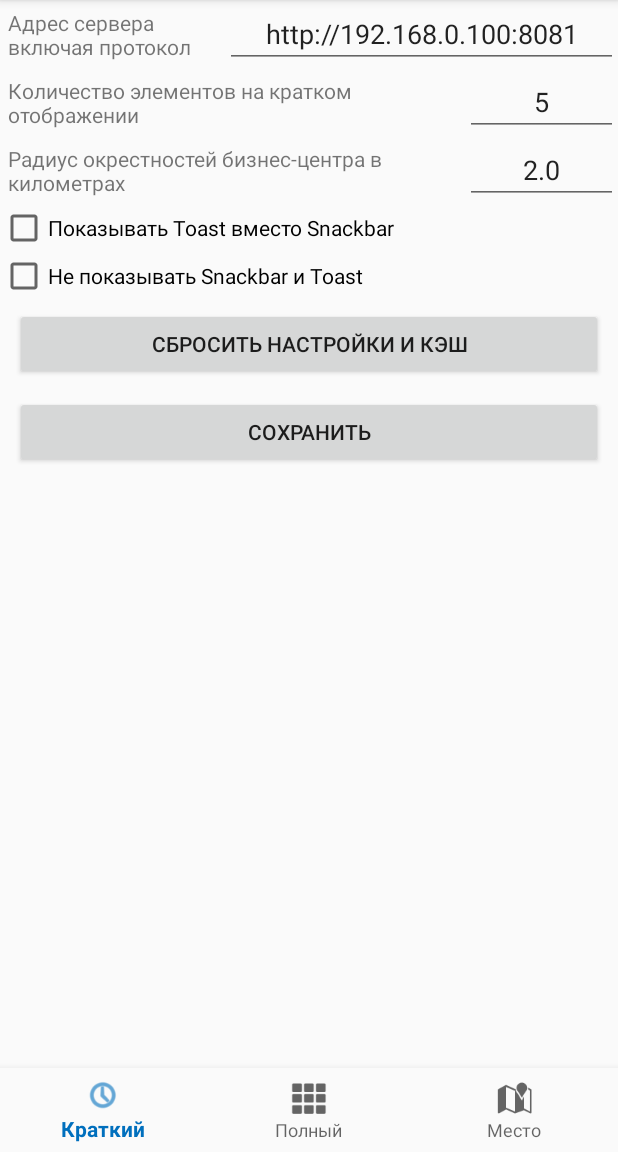
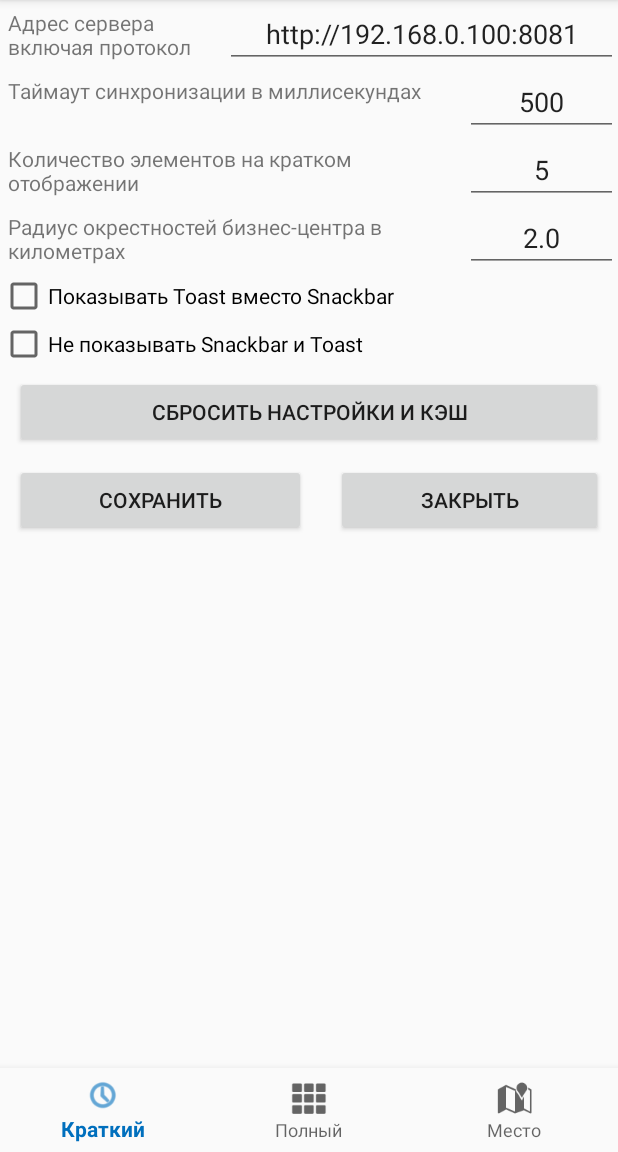
Before and after one commit to Donutellko/TechnopolisShuttle, an Android app: the screen it shows after launch (MainActivity), in the options menu, after a tap on "Настройки", on a phone screen of 412 x 824 dp, the part 84-1236 px from its top. Run offline under Robolectric (Android 15) with nearby library versions, the phone set to English and light mode, and no system bars.

Commit message:
Slose button in settings

```diff
--- a/app/src/main/java/com/donutellko/technopolisshuttle/FullScheduleView.java
+++ b/app/src/main/java/com/donutellko/technopolisshuttle/FullScheduleView.java
@@ -18,6 +18,7 @@ import com.donutellko.technopolisshuttle.DataLoader.STime;
 
 import static com.donutellko.technopolisshuttle.DataLoader.getCurrentTime;
 import static com.donutellko.technopolisshuttle.DataLoader.firstIsBefore;
+import static com.donutellko.technopolisshuttle.MainActivity.settings;
 import static com.donutellko.technopolisshuttle.MainActivity.timeTable;
 
 public class FullScheduleView extends SView {
@@ -26,11 +27,10 @@ public class FullScheduleView extends SView {
 	private boolean showPastState;
 	LinearLayout content;
 
-	public FullScheduleView(Context context, boolean showPastState) {
+	public FullScheduleView(Context context) {
 		super(context);
 
 		view = View.inflate(context, LAYOUT_RESOURCE, null);
-		this.showPastState = showPastState;
 
 		prepareView();
 	}
@@ -38,6 +38,7 @@ public class FullScheduleView extends SView {
 	@Override
 	public void prepareView() {
 		showPastCheckBox = view.findViewById(R.id.view_past);
+		showPastCheckBox.setChecked(settings.showPast);
 		showPastCheckBox.setOnCheckedChangeListener(mOnShowPastChangedListener);
 
 		content = view.findViewById(R.id.content);
--- a/app/src/main/java/com/donutellko/technopolisshuttle/MainActivity.java
+++ b/app/src/main/java/com/donutellko/technopolisshuttle/MainActivity.java
@@ -31,7 +31,7 @@ public class MainActivity extends AppCompatActivity {
 	DataLoader dataLoader;
 
 	static LinearLayout contentBlock; // Область контента (всё кроме нав. панели)
-	BottomNavigationView navigation;
+	static BottomNavigationView navigation;
 
 	static ShortScheduleView shortView;
 	static FullScheduleView fullView;
@@ -69,11 +69,11 @@ public class MainActivity extends AppCompatActivity {
 		timeTable = dataLoader.updateJsonInfo();
 
 		Context context = this;
-		shortView = new ShortScheduleView(context, settings, timeTable);
-		fullView =  new FullScheduleView (context, settings.showPast);
+		shortView = new ShortScheduleView(context);
+		fullView =  new FullScheduleView (context);
 		mapView =   new MapView(context, getFragmentManager(), coordsTechnopolis, coordsUnderground);
 
-		settingsView = new SettingsView(context, settings);
+		settingsView = new SettingsView(context);
 
 		changeView(settings.currentState);
 
@@ -186,7 +186,7 @@ public class MainActivity extends AppCompatActivity {
 		};
 	}
 
-	private void changeView(State state) {
+	public static void changeView(State state) {
 		Log.i("changeView", "Method called");
 		switch (state) {
 			case SHORT_VIEW: navigation.setSelectedItemId(R.id.navigation_short); break;
--- a/app/src/main/java/com/donutellko/technopolisshuttle/SettingsView.java
+++ b/app/src/main/java/com/donutellko/technopolisshuttle/SettingsView.java
@@ -14,15 +14,14 @@ import android.util.Log;
 
 public class SettingsView extends SView {
 	int LAYOUT_RESOURCE = R.layout.settings_layout;
-	Settings Settings;
-	EditText countOnShort, technoRadius, serverIp;
-	Button resetButton, saveButton;
+	Settings settings = Settings.singleton;
+	EditText countOnShort, technoRadius, serverIp, timeout;
+	Button resetButton, saveButton, closeButton;
 	CheckBox noSnackbar, useToast;
 
 
-	public SettingsView(Context context, Settings Settings) {
+	public SettingsView(Context context) {
 		super(context);
-		this.Settings = Settings;
 		prepareView();
 	}
 
@@ -31,15 +30,19 @@ public class SettingsView extends SView {
 		view = View.inflate(context, LAYOUT_RESOURCE, null);
 
 		serverIp = view.findViewById(R.id.server_ip);
-		serverIp.setText(Settings.serverIp + "");
+		serverIp.setText(settings.serverIp + "");
 		serverIp.setOnKeyListener(serverIpListener);
 
+		timeout = view.findViewById(R.id.timeout);
+		timeout.setText(settings.connection_timeout + "");
+		timeout.setOnKeyListener(timeoutListener);
+
 		countOnShort = view.findViewById(R.id.count_to_show_on_short);
-		countOnShort.setText(Settings.countToShowOnShort + "");
+		countOnShort.setText(settings.countToShowOnShort + "");
 		countOnShort.setOnKeyListener(countOnShortListener);
 
 		technoRadius = view.findViewById(R.id.techno_radius);
-		technoRadius.setText(Settings.distanceToShowFrom + "");
+		technoRadius.setText(settings.distanceToShowFrom + "");
 		technoRadius.setOnKeyListener(technoRadiusListener);
 
 
@@ -57,6 +60,10 @@ public class SettingsView extends SView {
 		saveButton = view.findViewById(R.id.save);
 		saveButton.setText("Сохранить");
 		saveButton.setOnClickListener(saveListener);
+
+		closeButton = view.findViewById(R.id.close);
+		closeButton.setText("Закрыть");
+		closeButton.setOnClickListener(closeListener);
 	}
 
 	@Override
@@ -71,8 +78,8 @@ public class SettingsView extends SView {
 		public boolean onKey(View view, int keyCode, KeyEvent keyEvent) {
 			if (keyEvent.getAction() == KeyEvent.ACTION_DOWN &&
 					(keyCode == KeyEvent.KEYCODE_ENTER)) {
-				Settings.countToShowOnShort = Integer.parseInt(countOnShort.getText() + "");
-				Log.i("editor", "lol " + Settings.countToShowOnShort);
+				settings.countToShowOnShort = Integer.parseInt(countOnShort.getText() + "");
+				Log.i("editor", "lol " + settings.countToShowOnShort);
 				MainActivity.viewNotifier("Сохранено!");
 				return true;
 			}
@@ -86,7 +93,7 @@ public class SettingsView extends SView {
 		public boolean onKey(View view, int keyCode, KeyEvent keyEvent) {
 			if (keyEvent.getAction() == KeyEvent.ACTION_DOWN &&
 					(keyCode == KeyEvent.KEYCODE_ENTER)) {
-				Settings.serverIp = serverIp.getText().toString();
+				settings.serverIp = serverIp.getText().toString();
 				Log.i("editor", "lol " + serverIp);
 				MainActivity.viewNotifier("Сохранено!");
 				return true;
@@ -95,14 +102,14 @@ public class SettingsView extends SView {
 		}
 	};
 
-	private EditText.OnKeyListener technoRadiusListener
+	private EditText.OnKeyListener timeoutListener
 			= new EditText.OnKeyListener() {
 		@Override
 		public boolean onKey(View view, int keyCode, KeyEvent keyEvent) {
 			if (keyEvent.getAction() == KeyEvent.ACTION_DOWN &&
 					(keyCode == KeyEvent.KEYCODE_ENTER)) {
-				Settings.distanceToShowFrom = Float.parseFloat(technoRadius.getText() + "");
-				Log.i("editor", "lol " + Settings.distanceToShowFrom);
+				settings.connection_timeout = Integer.parseInt(timeout.getText() + "");
+				Log.i("editor", "lol " + settings.connection_timeout);
 				MainActivity.viewNotifier("Сохранено!");
 				return true;
 			}
@@ -111,10 +118,25 @@ public class SettingsView extends SView {
 	};
 
 
+	private EditText.OnKeyListener technoRadiusListener
+			= new EditText.OnKeyListener() {
+		@Override
+		public boolean onKey(View view, int keyCode, KeyEvent keyEvent) {
+			if (keyEvent.getAction() == KeyEvent.ACTION_DOWN &&
+					(keyCode == KeyEvent.KEYCODE_ENTER)) {
+				settings.distanceToShowFrom = Float.parseFloat(technoRadius.getText() + "");
+				Log.i("editor", "lol " + settings.distanceToShowFrom);
+				MainActivity.viewNotifier("Сохранено!");
+				return true;
+			}
+			return false;
+		}
+	};
+
 	private Button.OnClickListener resetListener = new Button.OnClickListener() {
 		@Override
 		public void onClick(View view) {
-			Settings.reset();
+			settings.reset();
 			prepareView();
 		}
 	};
@@ -125,30 +147,38 @@ public class SettingsView extends SView {
 			if (technoRadius.getText().toString().equals("") || technoRadius.getText().toString().equals(""))
 				MainActivity.viewNotifier("Введены некорректные значения");
 			else {
-				Settings.distanceToShowFrom = Float.parseFloat(technoRadius.getText() + "");
-				Settings.countToShowOnShort = Integer.parseInt(countOnShort.getText() + "");
-				Settings.serverIp = serverIp.getText().toString();
+				settings.distanceToShowFrom = Float.parseFloat(technoRadius.getText() + "");
+				settings.connection_timeout = Integer.parseInt(timeout.getText() + "");
+				settings.countToShowOnShort = Integer.parseInt(countOnShort.getText() + "");
+				settings.serverIp = serverIp.getText().toString();
 
-				Settings.noSnackbar = noSnackbar.isChecked();
-				Settings.showToast = useToast.isChecked();
+				settings.noSnackbar = noSnackbar.isChecked();
+				settings.showToast = useToast.isChecked();
 
-				Settings.savePreferences(MainActivity.applicationContext);
+				settings.savePreferences(MainActivity.applicationContext);
 				MainActivity.viewNotifier("Сохранено!");
 			}
+		}
+	};
+
+	private Button.OnClickListener closeListener = new Button.OnClickListener() { //TODO: нормальная проверка
+		@Override
+		public void onClick(View view) {
+			MainActivity.changeView(settings.currentState);
 		}
 	};
 
 	private View.OnClickListener noSnackbarListener = new View.OnClickListener() {
 		@Override
 		public void onClick(View view) {
-			Settings.singleton.noSnackbar = noSnackbar.isChecked();
+			settings.singleton.noSnackbar = noSnackbar.isChecked();
 		}
 	};
 
 	private View.OnClickListener useToastListener = new View.OnClickListener() {
 		@Override
 		public void onClick(View view) {
-			Settings.singleton.showToast = useToast.isChecked();
+			settings.singleton.showToast = useToast.isChecked();
 		}
 	};
 }
--- a/app/src/main/java/com/donutellko/technopolisshuttle/ShortScheduleView.java
+++ b/app/src/main/java/com/donutellko/technopolisshuttle/ShortScheduleView.java
@@ -1,7 +1,5 @@
 package com.donutellko.technopolisshuttle;
 
-import android.support.design.widget.TabLayout;
-import android.util.Log;
 import android.widget.LinearLayout;
 import android.widget.ScrollView;
 import android.widget.ToggleButton;
@@ -12,7 +10,6 @@ import android.widget.TableRow;
 import android.widget.TextView;
 import android.content.Context;
 import android.widget.Spinner;
-import android.graphics.Color;
 import android.view.View;
 
 import java.util.List;
@@ -27,16 +24,14 @@ public class ShortScheduleView extends SView {
 			TOGGLE_FROM = R.id.toggle_from;
 	private int weekdaySelected;
 	private TableLayout table;
-	private Settings Settings;
+	private Settings settings = Settings.singleton;
 
 	ToggleButton toggleTo, toggleFrom;
 
-	public ShortScheduleView(Context context, Settings Settings, TimeTable timeTable) {
+	public ShortScheduleView(Context context) {
 		super(context);
 
 		view = View.inflate(context, LAYOUT_RESOURCE, null);
-
-		this.Settings  = Settings;
 
 		prepareView();
 	}
@@ -54,11 +49,11 @@ public class ShortScheduleView extends SView {
 
 		toggleTo = view.findViewById(TOGGLE_TO);
 		toggleTo.setOnClickListener(toggleToListener);
-		toggleTo.setChecked(Settings.showTo);
+		toggleTo.setChecked(settings.showTo);
 
 		toggleFrom = view.findViewById(TOGGLE_FROM);
 		toggleFrom.setOnClickListener(toggleFromListener);
-		toggleFrom.setChecked(!Settings.showTo);
+		toggleFrom.setChecked(!settings.showTo);
 
 		Spinner weekdaysSpinner = view.findViewById(R.id.spinner_weekdays);
 		ArrayAdapter<CharSequence> adapter =
@@ -79,12 +74,12 @@ public class ShortScheduleView extends SView {
 	public void updateView() {
 		DataLoader.STime now = getCurrentTime();
 
-		Settings.showTo = toggleTo.isChecked();
+		settings.showTo = toggleTo.isChecked();
 		table.removeAllViews();
 
-		List<TimeTable.ScheduleElement> after = MainActivity.timeTable.getTimeAfter(now, Settings.showTo, weekdaySelected);
+		List<TimeTable.ScheduleElement> after = MainActivity.timeTable.getTimeAfter(now, settings.showTo, weekdaySelected);
 
-		for (int i = 0; i < Math.min(after.size(), Settings.countToShowOnShort); i++)
+		for (int i = 0; i < Math.min(after.size(), settings.countToShowOnShort); i++)
 			table.addView(getTimeLeftRow(after.get(i), now));
 
 		TableRow ending = new TableRow(context);
@@ -98,8 +93,8 @@ public class ShortScheduleView extends SView {
 		if (after.size() == 0) {
 			ending_text.setText("Cегодня автобусов в этом направлении больше нет.");
 			table.removeAllViews();
-		} else if (after.size() >= Settings.countToShowOnShort - 1)
-			ending_text.setText("Показаны " + Settings.countToShowOnShort + " ближайших рейсов.");
+		} else if (after.size() >= settings.countToShowOnShort - 1)
+			ending_text.setText("Показаны " + settings.countToShowOnShort + " ближайших рейсов.");
 		else {
 			ending_text.setText("Больше нет рейсов на сегодня.");
 		}
--- a/app/src/main/res/layout/settings_layout.xml
+++ b/app/src/main/res/layout/settings_layout.xml
@@ -28,6 +28,29 @@
 
     </LinearLayout>
 
+    <LinearLayout
+        android:layout_width="match_parent"
+        android:layout_height="wrap_content"
+        android:orientation="horizontal">
+
+        <TextView
+            android:id="@+id/textView5"
+            android:layout_width="wrap_content"
+            android:layout_height="match_parent"
+            android:layout_weight="1"
+            android:padding="5dp"
+            android:paddingLeft="10dp"
+            android:text="Таймаут синхронизации в миллисекундах"/>
+
+        <EditText
+            android:id="@+id/timeout"
+            android:layout_width="102dp"
+            android:layout_height="wrap_content"
+            android:ems="10"
+            android:inputType="number"
+            android:textAlignment="center"/>
+
+    </LinearLayout>
     <LinearLayout
         android:layout_width="match_parent"
         android:layout_height="wrap_content"
@@ -134,5 +157,17 @@
             android:layout_marginTop="5dp"
             android:layout_weight="1"
             android:text="Сохранить"/>
+
+        <Button
+            android:id="@+id/close"
+            android:layout_width="wrap_content"
+            android:layout_height="wrap_content"
+            android:layout_marginBottom="5dp"
+            android:layout_marginLeft="10dp"
+            android:layout_marginRight="10dp"
+            android:layout_marginTop="5dp"
+            android:layout_weight="1"
+            android:text="Закрыть"/>
+
     </LinearLayout>
 </LinearLayout>
```
